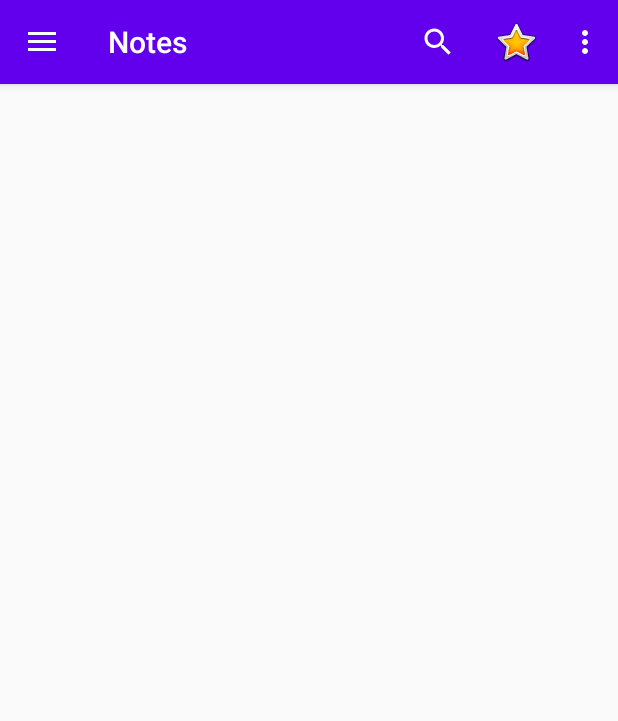
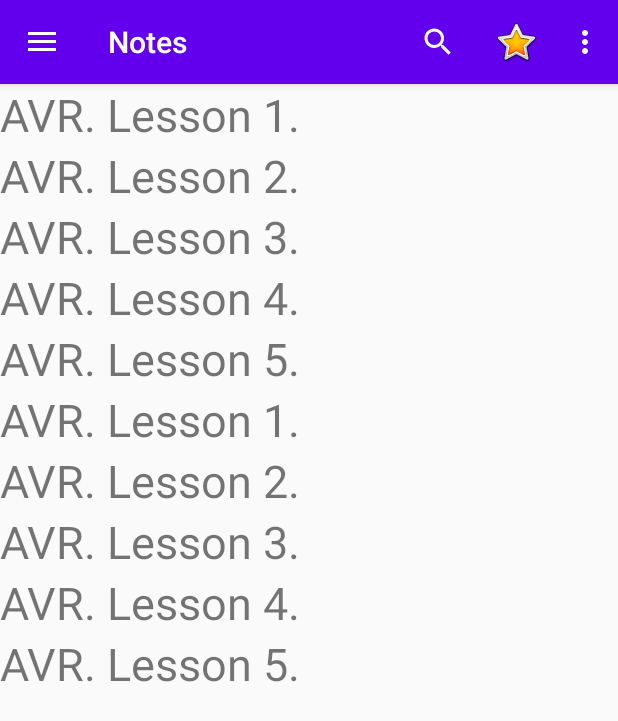
Before and after one commit to profitsw2000/Notes, an Android app: the screen it shows after launch (MainActivity), on a phone screen of 412 x 824 dp. Shown: the top 721 px of the screen. Run offline under Robolectric (Android 15) with nearby library versions, the phone set to English and light mode, and no system bars.

Commit message:
Фрагмент со списком подключён к main_activity.

```diff
--- a/app/src/main/java/ru/profitsw2000/MainActivity.java
+++ b/app/src/main/java/ru/profitsw2000/MainActivity.java
@@ -12,6 +12,9 @@ import androidx.appcompat.widget.Toolbar;
 import androidx.appcompat.widget.SearchView;
 import androidx.core.view.GravityCompat;
 import androidx.drawerlayout.widget.DrawerLayout;
+import androidx.fragment.app.Fragment;
+import androidx.fragment.app.FragmentManager;
+import androidx.fragment.app.FragmentTransaction;
 
 import com.google.android.material.navigation.NavigationView;
 
@@ -26,6 +29,16 @@ public class MainActivity extends AppCompatActivity {
 
         Toolbar toolbar = initToolbar()   ;
         initDrawer(toolbar) ;
+        addFragment(NotesTitleFragment.newInstance())   ;
+    }
+
+    private void addFragment(Fragment fragment) {
+        FragmentManager fragmentManager = getSupportFragmentManager()   ;
+
+        FragmentTransaction fragmentTransaction = fragmentManager.beginTransaction()    ;
+        fragmentTransaction.add(R.id.notes_title, fragment) ;
+        fragmentTransaction.addToBackStack(null)    ;
+        fragmentTransaction.commit()    ;
     }
 
     private void initDrawer(Toolbar toolbar) {
--- a/app/src/main/java/ru/profitsw2000/NotesTitleFragment.java
+++ b/app/src/main/java/ru/profitsw2000/NotesTitleFragment.java
@@ -11,6 +11,8 @@ import androidx.annotation.Nullable;
 import androidx.fragment.app.Fragment;
 import androidx.fragment.app.FragmentManager;
 import androidx.fragment.app.FragmentTransaction;
+import androidx.recyclerview.widget.LinearLayoutManager;
+import androidx.recyclerview.widget.RecyclerView;
 
 import android.view.LayoutInflater;
 import android.view.View;
@@ -31,17 +33,34 @@ public class NotesTitleFragment extends Fragment {
     private static final String ID = "index";
     private int currentIndex = 0;
 
+    public static NotesTitleFragment newInstance() {
+        return new NotesTitleFragment() ;
+    }
+
     @Override
     public View onCreateView(LayoutInflater inflater, ViewGroup container,
                              Bundle savedInstanceState) {
         // Inflate the layout for this fragment
-        return inflater.inflate(R.layout.fragment_notes_title, container, false);
+        View view = inflater.inflate(R.layout.fragment_notes_title, container, false);
+        RecyclerView recyclerView = view.findViewById(R.id.recycler_notes)  ;
+        String[] titles = getResources().getStringArray(R.array.notes_title)  ;
+        initRecyclerView(recyclerView, titles)  ;
+        return view ;
+    }
+
+    private void initRecyclerView(RecyclerView recyclerView, String[] titles) {
+        recyclerView.setHasFixedSize(true);
+        LinearLayoutManager layoutManager = new LinearLayoutManager(getContext())   ;
+        recyclerView.setLayoutManager(layoutManager);
+
+        NotesAdapter adapter = new NotesAdapter(titles) ;
+        recyclerView.setAdapter(adapter);
     }
 
     @Override
     public void onViewCreated(@NonNull View view, @Nullable Bundle savedInstanceState) {
         super.onViewCreated(view, savedInstanceState);
-        initList((LinearLayout) view)  ;
+        //initList((LinearLayout) view)  ;
     }
 
     private void initList(LinearLayout view) {
@@ -72,7 +91,7 @@ public class NotesTitleFragment extends Fragment {
 
     @Override
     public void onSaveInstanceState(@NonNull Bundle outState) {
-        saveId();
+        //saveId();
         super.onSaveInstanceState(outState);
     }
 
@@ -80,13 +99,13 @@ public class NotesTitleFragment extends Fragment {
     public void onViewStateRestored(@Nullable Bundle savedInstanceState) {
         super.onViewStateRestored(savedInstanceState);
 
-        restoreId();
+        //restoreId();
 
-        currentNote = new MyNotes(getResources().getStringArray(R.array.notes_title)[currentIndex],
+/*        currentNote = new MyNotes(getResources().getStringArray(R.array.notes_title)[currentIndex],
                 getResources().getStringArray(R.array.notes_description)[currentIndex],
                 getResources().getStringArray(R.array.notes_date)[currentIndex],
                 getResources().getStringArray(R.array.notes_text)[currentIndex]
-        );
+        );*/
 
 /*        if(savedInstanceState != null){
             currentNote = savedInstanceState.getParcelable(CURRENT_NOTE)   ;
@@ -99,16 +118,16 @@ public class NotesTitleFragment extends Fragment {
             );
         }*/
 
-        if (isLandscape) {
+/*        if (isLandscape) {
             showLandNoteText(currentNote)   ;
-        }
+        }*/
     }
 
     @Override
     public void onAttach(@NonNull Context context) {
         super.onAttach(context);
 
-        isLandscape = getResources().getConfiguration().orientation == Configuration.ORIENTATION_LANDSCAPE  ;
+        //isLandscape = getResources().getConfiguration().orientation == Configuration.ORIENTATION_LANDSCAPE  ;
     }
 
     private void showNoteText(MyNotes currentNote) {
--- a/app/src/main/res/layout/fragment_notes_title.xml
+++ b/app/src/main/res/layout/fragment_notes_title.xml
@@ -1,10 +1,12 @@
 <LinearLayout xmlns:android="http://schemas.android.com/apk/res/android"
     android:layout_width="match_parent"
     android:layout_height="match_parent"
+    xmlns:app="http://schemas.android.com/apk/res-auto"
     android:orientation="vertical">
 
     <androidx.recyclerview.widget.RecyclerView
         android:id="@+id/recycler_notes"
-        android:layout_width="match_parent"
-        android:layout_height="match_parent" />
+        android:layout_width="wrap_content"
+        android:layout_height="wrap_content"
+        app:layoutManager="androidx.recyclerview.widget.LinearLayoutManager"/>
 </LinearLayout>
--- a/app/src/main/res/layout/item.xml
+++ b/app/src/main/res/layout/item.xml
@@ -1,8 +1,8 @@
 <?xml version="1.0" encoding="utf-8"?>
 <TextView xmlns:android="http://schemas.android.com/apk/res/android"
     android:id="@+id/itemText"
-    android:layout_width="match_parent"
-    android:layout_height="match_parent"
+    android:layout_width="wrap_content"
+    android:layout_height="wrap_content"
     android:textSize="@dimen/itemTextSize">
 
 </TextView>
```
